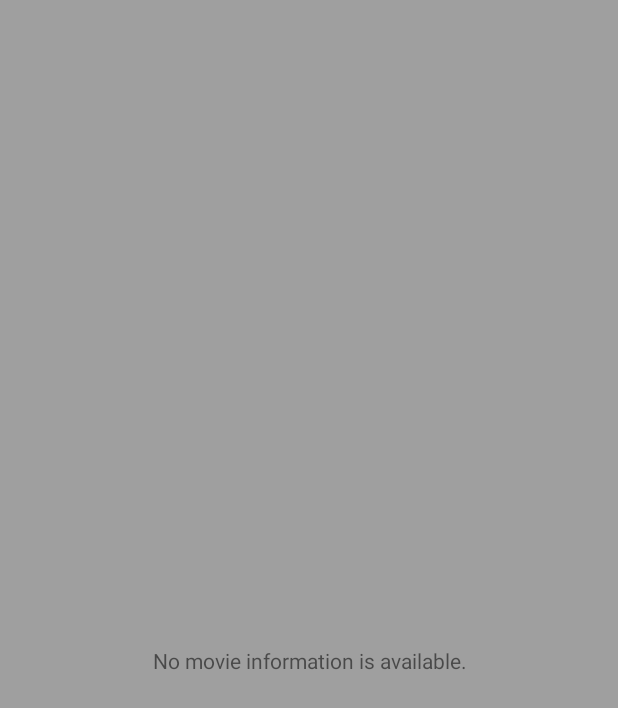
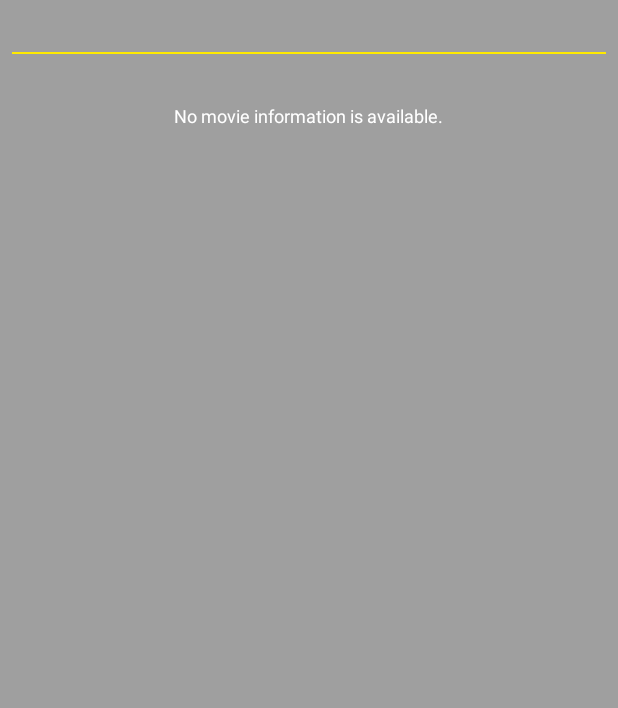
Before and after one commit to gregmturek/u-nd801-p2, an Android app: the layout widget.xml on its own in the app's theme, with its tools: preview values and no code run, on a phone screen of 412 x 824 dp. Shown: the top 708 px of the screen. Run offline under Robolectric (Android 15) with nearby library versions, the phone set to English and light mode, and no system bars.

Commit message:
Update layouts of widgets

```diff
--- a/app/src/main/java/com/zythem/popularmovies/WidgetDetailProvider.java
+++ b/app/src/main/java/com/zythem/popularmovies/WidgetDetailProvider.java
@@ -20,7 +20,7 @@ public class WidgetDetailProvider extends AppWidgetProvider {
             RemoteViews views = new RemoteViews(context.getPackageName(), R.layout.widget_detail);
 
             // Set heading text
-            views.setTextViewText(R.id.widget_detail_heading, context.getResources().getString(R.string.app_name));
+            views.setTextViewText(R.id.widget_detail_heading, context.getResources().getString(R.string.tab_most_popular));
 
             // Create an Intent to launch MainActivity
             Intent intent = new Intent(context, MainActivity.class);
--- a/app/src/main/java/com/zythem/popularmovies/WidgetIntentService.java
+++ b/app/src/main/java/com/zythem/popularmovies/WidgetIntentService.java
@@ -41,7 +41,7 @@ public class WidgetIntentService extends IntentService {
         final RemoteViews views = new RemoteViews(this.getPackageName(), layoutId);
 
         // Add the heading to the RemoteViews
-        views.setTextViewText(R.id.widget_heading, getResources().getString(R.string.app_name));
+        views.setTextViewText(R.id.widget_heading, getResources().getString(R.string.tab_most_popular));
 
         // Get cursor
         Uri uriType = MovieContentProvider.MostPopular.MOVIES;
@@ -62,6 +62,7 @@ public class WidgetIntentService extends IntentService {
                     getResources().getDimensionPixelSize(R.dimen.widget_text_size));
             views.setTextViewText(R.id.widget_empty, getResources().getString(R.string.empty_grid));
             views.setViewVisibility(R.id.widget_empty, View.VISIBLE);
+            views.setViewVisibility(R.id.widget_movie_title, View.GONE);
 
             // Get data from content provider
             if (c != null) {
@@ -81,6 +82,7 @@ public class WidgetIntentService extends IntentService {
                     data.mImagepath2 = c.getString(c.getColumnIndex(MostPopularColumns.MOVIE_IMAGEPATH_2));
 
                     views.setViewVisibility(R.id.widget_empty, View.INVISIBLE);
+                    views.setViewVisibility(R.id.widget_movie_title, View.VISIBLE);
 
                     // Add the data to the RemoteViews
                     if (data.mTitle != null) {
--- a/app/src/main/res/layout/widget.xml
+++ b/app/src/main/res/layout/widget.xml
@@ -12,19 +12,23 @@
         android:layout_width="wrap_content"
         android:layout_height="wrap_content"
         android:layout_gravity="center_horizontal"
-        android:textAlignment="center"
-        android:gravity="center_horizontal"
+        android:gravity="center"
         android:textSize="@dimen/widget_heading_size"
-        android:textColor="@color/widget_text"
-        android:paddingBottom="@dimen/widget_layout_margin"/>
+        android:textColor="@color/widget_text"/>
+
+    <ImageView
+        android:layout_width="match_parent"
+        android:layout_height="@dimen/text_divider_height"
+        android:background="@color/colorAccent"
+        android:layout_marginTop="@dimen/text_divider_margin"
+        android:layout_marginBottom="@dimen/widget_layout_margin"/>
 
     <TextView
         android:id="@+id/widget_movie_title"
         android:layout_width="wrap_content"
         android:layout_height="wrap_content"
         android:layout_gravity="center_horizontal"
-        android:textAlignment="center"
-        android:gravity="center_horizontal"
+        android:gravity="center"
         android:textSize="@dimen/widget_text_size"
         android:textColor="@color/widget_text"
         android:paddingBottom="@dimen/widget_layout_margin"/>
@@ -37,8 +41,10 @@
             android:id="@+id/widget_empty"
             android:layout_width="wrap_content"
             android:layout_height="wrap_content"
-            android:layout_gravity="center"
-            android:textAlignment="center"
+            android:layout_gravity="center_horizontal|top"
+            android:gravity="center"
+            android:textSize="@dimen/widget_text_size"
+            android:textColor="@color/widget_text"
             android:text="@string/empty_grid"/>
 
         <ImageView
```
Also changed, not shown: app/src/main/res/layout/widget_detail.xml (+13 -11 lines), app/src/main/res/layout/widget_detail_item.xml (+6 -6 lines).
